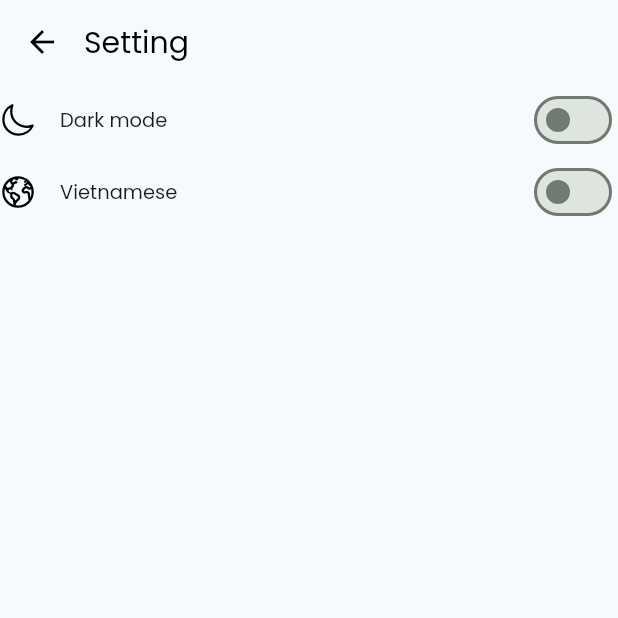
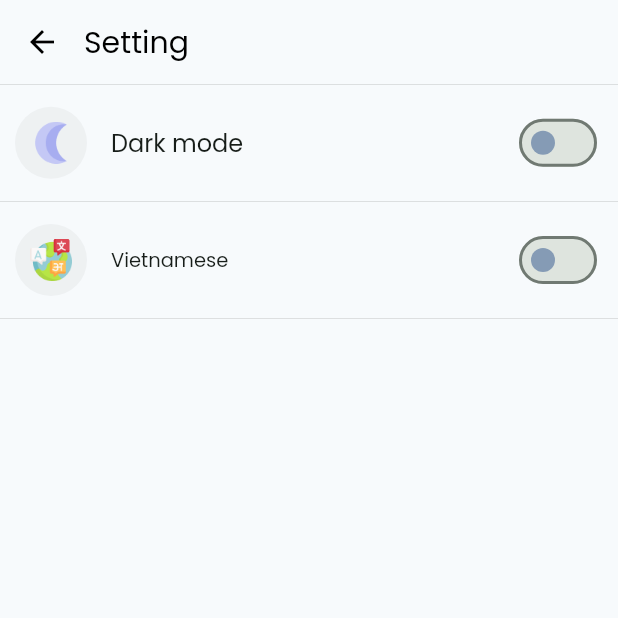
Before and after one commit to TranDKhoi/money_keeper_ASE, a Flutter app: the SettingScreen screen opened by its route, on a phone screen of 412 x 824 dp, the top half of it. Run offline on Flutter 3.47's test engine with Material 2 defaults, Android fonts, the phone set to English and light mode, and no system bars; our stand-ins replace currency_text_input_formatter, firebase_core, firebase_storage, fl_chart, flutter_easyloading, flutter_local_notifications and 9 more; missing offline and left inert: bubble_box, flutter_verification_code, in_date_utils, signalr_netcore, textfield_tags; accounts and stored records are empty.

Commit message:
fix xong chờ thêm ui

```diff
--- a/lib/app/features/account/setting_screen.dart
+++ b/lib/app/features/account/setting_screen.dart
@@ -19,19 +19,48 @@ class SettingScreen extends StatelessWidget {
       body: Column(
         children: [
           ListTile(
-            leading: const Icon(Ionicons.moon_outline),
-            title: Text(R.Darkmode.tr),
+            leading: CircleAvatar(
+              radius: 24,
+              backgroundColor: Colors.grey.withOpacity(0.1),
+              child: Image.asset(
+                "assets/icons/ic_darkmode.png",
+                width: 28,
+                height: 28,
+              ),
+            ),
+            title: Text(
+              R.Darkmode.tr,
+              style: const TextStyle(
+                fontSize: 16,
+                fontWeight: FontWeight.w500,
+              ),
+            ),
             trailing: Obx(
               () => Switch(
+                activeColor: const Color(0xffFC7361),
+                inactiveThumbColor: const Color(0xff859BB5),
                 onChanged: (val) {
                   _controller.changeThemeMode(val);
                 },
                 value: _controller.isDarkMode.value,
               ),
             ),
+            shape: const Border(
+              bottom: BorderSide(color: Colors.grey, width: 0.2),
+              top: BorderSide(color: Colors.grey, width: 0.2),
+            ),
+            contentPadding: const EdgeInsets.symmetric(vertical: 15, horizontal: 10),
           ),
           ListTile(
-            leading: const Icon(Ionicons.earth_outline),
+            leading: CircleAvatar(
+              radius: 24,
+              backgroundColor: Colors.grey.withOpacity(0.1),
+              child: Image.asset(
+                "assets/icons/ic_language.png",
+                width: 28,
+                height: 28,
+              ),
+            ),
             title: Text(R.Vietnamese.tr),
             trailing: Obx(
               () => Switch(
@@ -39,8 +68,14 @@ class SettingScreen extends StatelessWidget {
                   _controller.changeLanguage(val);
                 },
                 value: _controller.isVietnamese.value,
+                activeColor: const Color(0xffFC7361),
+                inactiveThumbColor: const Color(0xff859BB5),
               ),
             ),
+            shape: const Border(
+              bottom: BorderSide(color: Colors.grey, width: 0.2),
+            ),
+            contentPadding: const EdgeInsets.symmetric(vertical: 15, horizontal: 10),
           ),
         ],
       ),
```
Also changed, not shown: assets/icons/ic_darkmode.png (added), assets/icons/ic_language.png (added).
